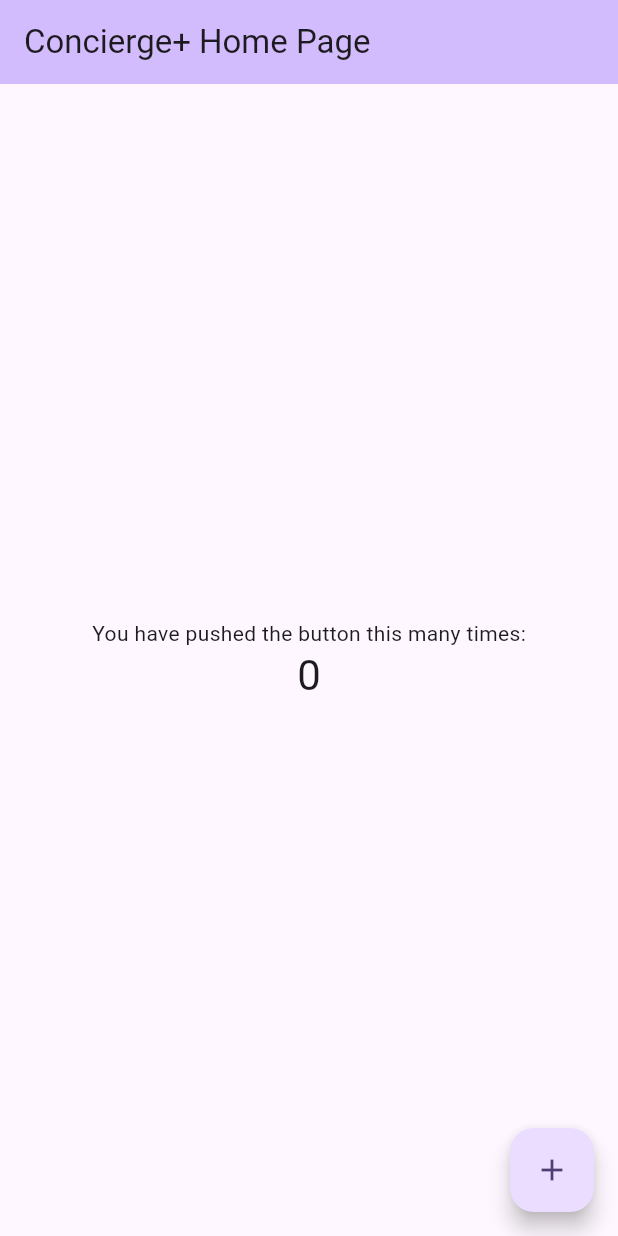
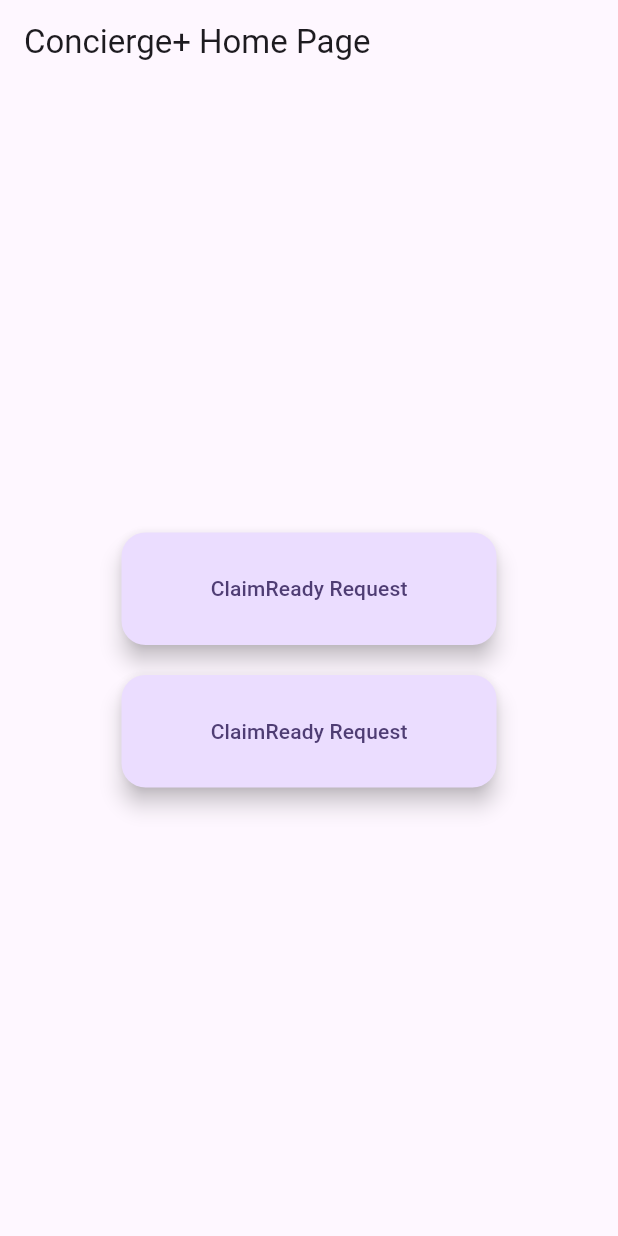
Before and after one commit to KalebBarness/hr_customer, a Flutter app: the screen it shows after launch, on a phone screen of 412 x 824 dp. Run offline on Flutter 3.47's test engine with Material 3 defaults, Android fonts, the phone set to English and light mode, and no system bars.

Commit message:
first change to hr_customer

```diff
--- /dev/null
+++ b/lib/claimready.dart
@@ -0,0 +1,18 @@
+import 'package:flutter/material.dart';
+
+class Claimready extends StatefulWidget {
+  const Claimready({super.key});
+
+  @override
+  State<Claimready> createState() => _ClaimreadyState();
+}
+
+class _ClaimreadyState extends State<Claimready> {
+  @override
+  Widget build(BuildContext context) {
+    return Scaffold(
+      appBar: AppBar(title: Text('hi') ),
+      body: Column(),
+    );
+  }
+}
--- a/lib/home.dart
+++ b/lib/home.dart
@@ -1,16 +1,9 @@
+
 import 'package:flutter/material.dart';
+import 'package:hp_customer/claimready.dart';
 
 class HomePage extends StatefulWidget {
   const HomePage({super.key, required this.title});
-
-  // This widget is the home page of your application. It is stateful, meaning
-  // that it has a State object (defined below) that contains fields that affect
-  // how it looks.
-
-  // This class is the configuration for the state. It holds the values (in this
-  // case the title) provided by the parent (in this case the App widget) and
-  // used by the build method of the State. Fields in a Widget subclass are
-  // always marked "final".
 
   final String title;
 
@@ -19,71 +12,45 @@ class HomePage extends StatefulWidget {
 }
 
 class _MyHomePageState extends State<HomePage> {
-  int _counter = 0;
-
-  void _incrementCounter() {
-    setState(() {
-      // This call to setState tells the Flutter framework that something has
-      // changed in this State, which causes it to rerun the build method below
-      // so that the display can reflect the updated values. If we changed
-      // _counter without calling setState(), then the build method would not be
-      // called again, and so nothing would appear to happen.
-      _counter++;
-    });
-  }
 
   @override
   Widget build(BuildContext context) {
-    // This method is rerun every time setState is called, for instance as done
-    // by the _incrementCounter method above.
-    //
-    // The Flutter framework has been optimized to make rerunning build methods
-    // fast, so that you can just rebuild anything that needs updating rather
-    // than having to individually change instances of widgets.
     return Scaffold(
       appBar: AppBar(
-        // TRY THIS: Try changing the color here to a specific color (to
-        // Colors.amber, perhaps?) and trigger a hot reload to see the AppBar
-        // change color while the other colors stay the same.
-        backgroundColor: Theme.of(context).colorScheme.inversePrimary,
-        // Here we take the value from the MyHomePage object that was created by
-        // the App.build method, and use it to set our appbar title.
         title: Text(widget.title),
       ),
       body: Center(
-        // Center is a layout widget. It takes a single child and positions it
-        // in the middle of the parent.
         child: Column(
-          // Column is also a layout widget. It takes a list of children and
-          // arranges them vertically. By default, it sizes itself to fit its
-          // children horizontally, and tries to be as tall as its parent.
-          //
-          // Column has various properties to control how it sizes itself and
-          // how it positions its children. Here we use mainAxisAlignment to
-          // center the children vertically; the main axis here is the vertical
-          // axis because Columns are vertical (the cross axis would be
-          // horizontal).
-          //
-          // TRY THIS: Invoke "debug painting" (choose the "Toggle Debug Paint"
-          // action in the IDE, or press "p" in the console), to see the
-          // wireframe for each widget.
-          mainAxisAlignment: MainAxisAlignment.center,
-          children: <Widget>[
-            const Text(
-              'You have pushed the button this many times:',
-            ),
-            Text(
-              '$_counter',
-              style: Theme.of(context).textTheme.headlineMedium,
-            ),
-          ],
+              mainAxisAlignment: MainAxisAlignment.center,
+              children: [
+                Container(
+                  width: 250,
+                  height: 75,
+                  child: FloatingActionButton(
+                    onPressed: () { Navigator.push(
+                       context,
+                       MaterialPageRoute(builder: (context) => Claimready()),
+                      );
+                  },
+                    child: const Text('ClaimReady Request'),
+                  ),
+                ),
+                SizedBox(height: 20),
+                Container(
+                  width: 250,
+                  height: 75,
+                  child: FloatingActionButton(
+                    onPressed: () { Navigator.push(
+                       context,
+                       MaterialPageRoute(builder: (context) => Claimready()),
+                      );
+                  },
+                    child: const Text('ClaimReady Request'),
+                  ),
+                ),
+              ],
         ),
       ),
-      floatingActionButton: FloatingActionButton(
-        onPressed: _incrementCounter,
-        tooltip: 'Increment',
-        child: const Icon(Icons.add),
-      ), // This trailing comma makes auto-formatting nicer for build methods.
     );
   }
 }
```
Also changed, not shown: pubspec.lock, 1 other file.
